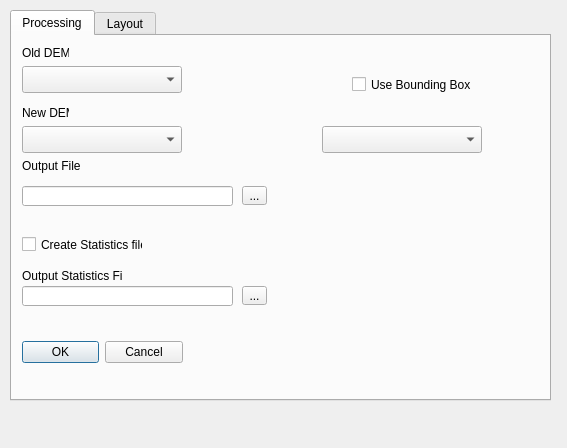
This is raster_vol_test/raster_vol_test_dialog_base.ui in sfajardot/qgis-thesis as Qt 5 draws it before an edit. The edited form follows.
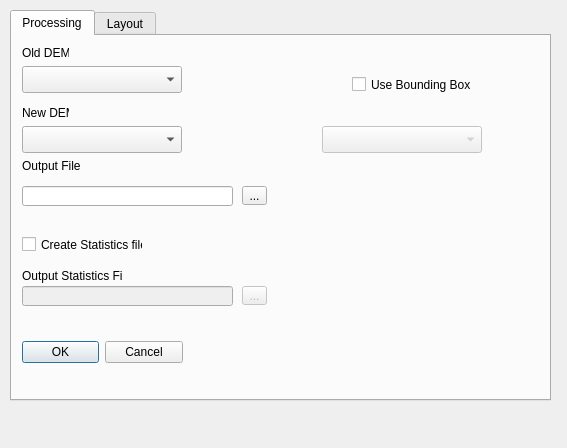
This is the edited form. Custom widgets are drawn as their Qt base class.

Commit message: Added enable&disable GUI functionalities. Deleted obsolete layout_functions

```diff
--- a/raster_vol_test/raster_vol_test_dialog_base.ui
+++ b/raster_vol_test/raster_vol_test_dialog_base.ui
@@ -144,6 +144,9 @@
      </property>
     </widget>
     <widget class="QLineEdit" name="lnOutputStats">
+     <property name="enabled">
+      <bool>false</bool>
+     </property>
      <property name="geometry">
       <rect>
        <x>10</x>
@@ -160,6 +163,9 @@
      </property>
     </widget>
     <widget class="QToolButton" name="btnOutputStats">
+     <property name="enabled">
+      <bool>false</bool>
+     </property>
      <property name="geometry">
       <rect>
        <x>230</x>
@@ -202,6 +208,9 @@
      </property>
     </widget>
     <widget class="QgsMapLayerComboBox" name="cmbBB">
+     <property name="enabled">
+      <bool>false</bool>
+     </property>
      <property name="geometry">
       <rect>
        <x>310</x>
```
The commit also changes 2 other files.
